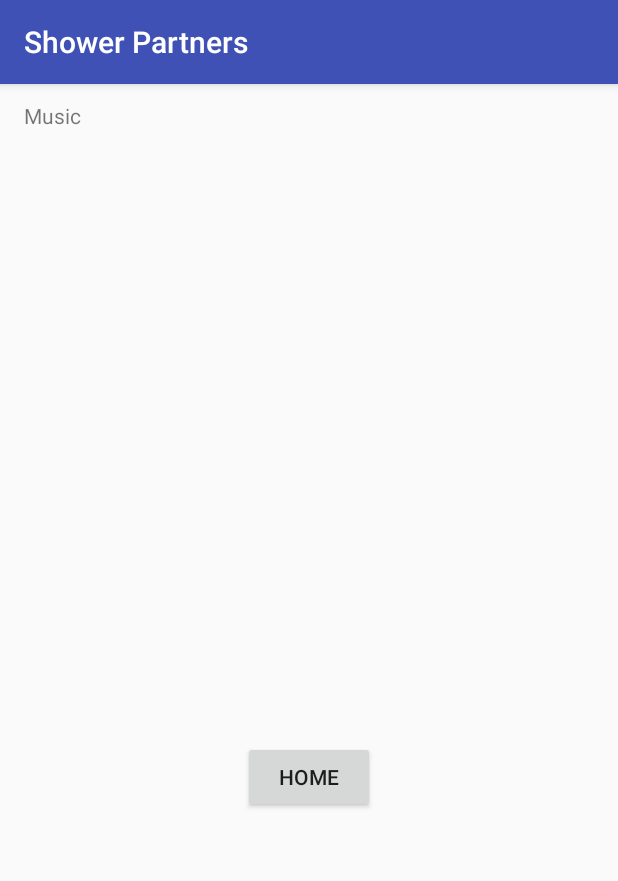
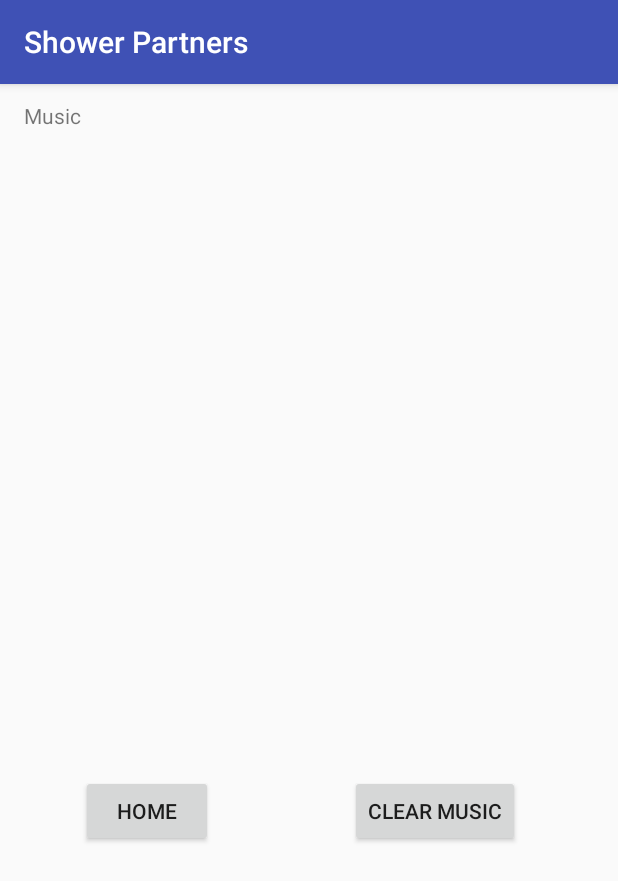
Before and after one commit to mcw0805/shower-partners, an Android app: the SongsActivity screen opened directly, with no data from a screen before it, on a phone screen of 412 x 824 dp. Shown: the top 881 px of the screen. Run offline under Robolectric (Android 15) with nearby library versions, the phone set to English and light mode, and no system bars; our stand-ins replace Firebase (no records; nobody signed in at launch, a user with empty details on screens opened directly).

Commit message:
Added Clear Music button

```diff
--- a/android/ShowerPartners/app/src/main/java/com/example/mcw0805/showerpartners/SongsActivity.java
+++ b/android/ShowerPartners/app/src/main/java/com/example/mcw0805/showerpartners/SongsActivity.java
@@ -26,6 +26,7 @@ public class SongsActivity extends AppCompatActivity {
     private List<String> songsList;
     private ArrayAdapter<String> songsAdaptor;
     private Button backHomeButton;
+    private Button clearButton;
     private DatabaseReference mRootRef;
     private DatabaseReference mMusicRef;
     private DatabaseReference mMainSongRef;
@@ -43,6 +44,8 @@ public class SongsActivity extends AppCompatActivity {
                 goBackHome();
             }
         });
+
+        clearButton = (Button) findViewById(R.id.clear_btn);
 
         songsLv = (ListView) findViewById(R.id.songs_list);
 
@@ -99,6 +102,13 @@ public class SongsActivity extends AppCompatActivity {
             }
         });
 
+        clearButton.setOnClickListener(new View.OnClickListener() {
+            @Override
+            public void onClick(View v) {
+                mMainSongRef.setValue(false);
+            }
+        });
+
     }
 
     private void goBackHome() {
--- a/android/ShowerPartners/app/src/main/res/layout/activity_songs.xml
+++ b/android/ShowerPartners/app/src/main/res/layout/activity_songs.xml
@@ -27,9 +27,19 @@
         android:layout_width="wrap_content"
         android:layout_height="wrap_content"
         android:text="Home"
-        android:layout_marginTop="27dp"
         android:layout_below="@+id/songs_list"
-        android:layout_centerHorizontal="true" />
+        android:layout_toEndOf="@+id/songs_header"
+        android:layout_marginTop="50dp" />
+
+    <Button
+        android:id="@+id/clear_btn"
+        android:layout_width="wrap_content"
+        android:layout_height="wrap_content"
+        android:layout_alignBaseline="@+id/back_home_btn2"
+        android:layout_alignBottom="@+id/back_home_btn2"
+        android:layout_alignParentEnd="true"
+        android:layout_marginEnd="65dp"
+        android:text="Clear Music" />
 
 
 </RelativeLayout>
```
